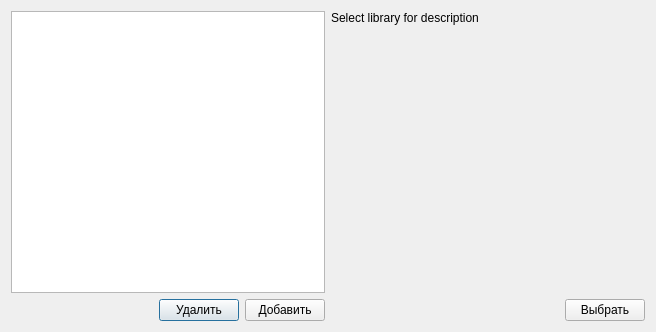
Before: the Qt Designer form src/Tsunami/openlibrarydialog.ui in maluginp/Tsunami, drawn with Qt 5.
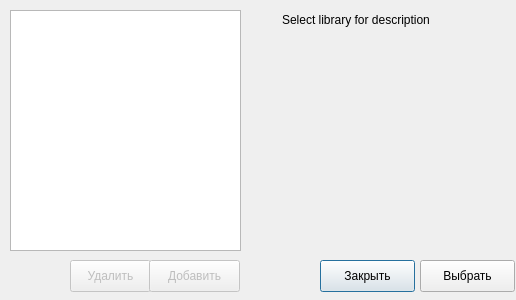
After: the same form once the commit is applied.

Commit message: LibraryWindow is completed, refs #25

```diff
--- a/src/Tsunami/openlibrarydialog.ui
+++ b/src/Tsunami/openlibrarydialog.ui
@@ -6,56 +6,35 @@
    <rect>
     <x>0</x>
     <y>0</y>
-    <width>656</width>
-    <height>332</height>
+    <width>516</width>
+    <height>300</height>
    </rect>
   </property>
   <property name="windowTitle">
    <string>Dialog</string>
   </property>
-  <layout class="QGridLayout" name="gridLayout">
-   <item row="0" column="0">
-    <layout class="QVBoxLayout" name="verticalLayout">
-     <item>
-      <widget class="QListView" name="listLibrarys"/>
-     </item>
-     <item>
-      <layout class="QHBoxLayout" name="horizontalLayout">
-       <item>
-        <spacer name="horizontalSpacer_2">
-         <property name="orientation">
-          <enum>Qt::Horizontal</enum>
-         </property>
-         <property name="sizeHint" stdset="0">
-          <size>
-           <width>48</width>
-           <height>20</height>
-          </size>
-         </property>
-        </spacer>
-       </item>
-       <item>
-        <widget class="QPushButton" name="removeButton">
+  <widget class="QPushButton" name="closeButton">
+   <property name="geometry">
+    <rect>
+     <x>320</x>
+     <y>260</y>
+     <width>95</width>
+     <height>32</height>
+    </rect>
+   </property>
          <property name="text">
-          <string>Удалить</string>
-         </property>
-        </widget>
-       </item>
-       <item>
-        <widget class="QPushButton" name="addButton">
-         <property name="text">
-          <string>Добавить</string>
-         </property>
-        </widget>
-       </item>
-      </layout>
-     </item>
-    </layout>
-   </item>
-   <item row="0" column="1">
-    <layout class="QVBoxLayout" name="verticalLayout_2">
-     <item>
+    <string>Закрыть</string>
+   </property>
+  </widget>
       <widget class="QLabel" name="descriptionLibraryText">
+   <property name="geometry">
+    <rect>
+     <x>282</x>
+     <y>13</y>
+     <width>221</width>
+     <height>181</height>
+    </rect>
+   </property>
        <property name="text">
         <string>Select library for description</string>
        </property>
@@ -63,34 +42,61 @@
         <set>Qt::AlignLeading|Qt::AlignLeft|Qt::AlignTop</set>
        </property>
       </widget>
-     </item>
-     <item>
-      <layout class="QHBoxLayout" name="horizontalLayout_2">
-       <item>
-        <spacer name="horizontalSpacer">
-         <property name="orientation">
-          <enum>Qt::Horizontal</enum>
-         </property>
-         <property name="sizeHint" stdset="0">
-          <size>
-           <width>40</width>
-           <height>20</height>
-          </size>
-         </property>
-        </spacer>
-       </item>
-       <item>
         <widget class="QPushButton" name="choiceButton">
+   <property name="geometry">
+    <rect>
+     <x>420</x>
+     <y>260</y>
+     <width>95</width>
+     <height>32</height>
+    </rect>
+   </property>
          <property name="text">
           <string>Выбрать</string>
          </property>
         </widget>
-       </item>
-      </layout>
-     </item>
-    </layout>
-   </item>
-  </layout>
+  <widget class="QListView" name="listLibrarys">
+   <property name="geometry">
+    <rect>
+     <x>10</x>
+     <y>10</y>
+     <width>231</width>
+     <height>241</height>
+    </rect>
+   </property>
+  </widget>
+  <widget class="QPushButton" name="removeButton">
+   <property name="enabled">
+    <bool>false</bool>
+   </property>
+   <property name="geometry">
+    <rect>
+     <x>70</x>
+     <y>260</y>
+     <width>81</width>
+     <height>32</height>
+    </rect>
+   </property>
+   <property name="text">
+    <string>Удалить</string>
+   </property>
+  </widget>
+  <widget class="QPushButton" name="addButton">
+   <property name="enabled">
+    <bool>false</bool>
+   </property>
+   <property name="geometry">
+    <rect>
+     <x>149</x>
+     <y>260</y>
+     <width>91</width>
+     <height>32</height>
+    </rect>
+   </property>
+   <property name="text">
+    <string>Добавить</string>
+   </property>
+  </widget>
  </widget>
  <resources/>
  <connections/>
```
Left out of the diff: 2 changed lines with no effect on the pictures. Lines whose indentation alone changed are shown as unchanged. The commit also changes 12 other files.
